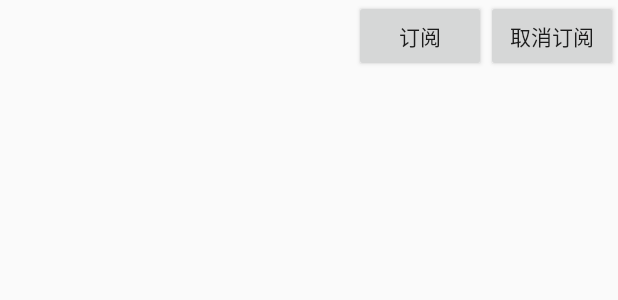
After one commit to ACIoT/matrix-android-tool, an Android app: the layout item_device.xml on its own in the app's theme, with its tools: preview values and no code run, on a phone screen of 412 x 824 dp. The commit adds this screen. Shown: the top 300 px of the screen. Run offline under Robolectric (Android 15) with nearby library versions, the phone set to English and light mode, and no system bars.

Commit message:
add device property subscribe

```diff
--- a/app/build.gradle
+++ b/app/build.gradle
@@ -85,4 +85,5 @@ dependencies {
     annotationProcessor 'com.jakewharton:butterknife-compiler:8.4.0'
 
     compile 'com.sloydev:preferator:1.1.0'
+    compile 'com.android.support:recyclerview-v7:25.3.1'
 }
--- /dev/null
+++ b/app/src/main/res/drawable/item_bg.xml
@@ -0,0 +1,5 @@
+<?xml version="1.0" encoding="utf-8"?>
+<selector xmlns:android="http://schemas.android.com/apk/res/android">
+    <item android:state_activated="true" android:drawable="@android:color/holo_blue_light" />
+    <item android:drawable="@android:color/transparent" />
+</selector>
--- /dev/null
+++ b/app/src/main/res/layout/item_device.xml
@@ -0,0 +1,28 @@
+<?xml version="1.0" encoding="utf-8"?>
+<RelativeLayout xmlns:android="http://schemas.android.com/apk/res/android"
+    android:layout_width="match_parent"
+    android:layout_height="wrap_content"
+    android:background="@drawable/item_bg">
+
+    <TextView
+        android:id="@+id/physical_device_id"
+        android:layout_width="wrap_content"
+        android:layout_height="wrap_content"
+        android:layout_centerVertical="true" />
+
+    <Button
+        android:id="@+id/subscribe"
+        android:layout_width="wrap_content"
+        android:layout_height="wrap_content"
+        android:layout_centerVertical="true"
+        android:layout_toLeftOf="@+id/unsubscribe"
+        android:text="@string/subscribe" />
+
+    <Button
+        android:id="@+id/unsubscribe"
+        android:layout_width="wrap_content"
+        android:layout_height="wrap_content"
+        android:layout_alignParentRight="true"
+        android:layout_centerVertical="true"
+        android:text="@string/cancel_subscribe" />
+</RelativeLayout>
--- a/app/src/main/res/values/strings.xml
+++ b/app/src/main/res/values/strings.xml
@@ -26,4 +26,8 @@
     <string name="ssid_label">WIFI名称：%1$s</string>
     <string name="password">密码</string>
     <string name="start_link">开始配网</string>
+    <string name="device_data">设备数据</string>
+    <string name="list_devices_error">获取设备列表失败</string>
+    <string name="subscribe">订阅</string>
+    <string name="cancel_subscribe">取消订阅</string>
 </resources>
--- a/app/src/main/res/xml/fragment_main.xml
+++ b/app/src/main/res/xml/fragment_main.xml
@@ -12,6 +12,11 @@
         <Preference
             android:key="cloud_message"
             android:title="@string/cloud_message" />
+    </PreferenceCategory>
+    <PreferenceCategory android:title="@string/device_data">
+        <Preference
+            android:key="subscribe"
+            android:title="@string/subscribe" />
     </PreferenceCategory>
 
     <PreferenceCategory />
```
Also changed, not shown: app/src/main/java/ablecloud/matrix/tool/MainActivity.java (+11 -3 lines), app/src/main/java/ablecloud/matrix/tool/SubscribeFragment.java (added, +189 -0 lines), app/src/main/res/layout/fragment_subscribe.xml (added, +18 -0 lines).
